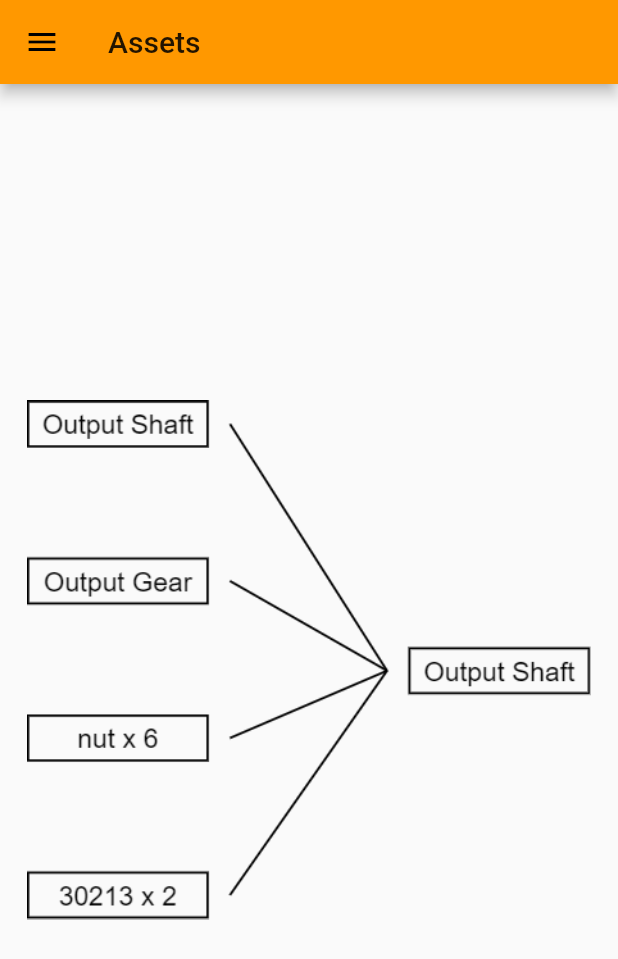
After one commit to kokuraxc/inventory, a Flutter app: the RelationshipScreen screen opened directly, on a phone screen of 412 x 824 dp. The commit adds this screen. Shown: the top 959 px of the screen. Run offline on Flutter 3.47's test engine with Material 2 defaults, Android fonts, the phone set to English and light mode, and no system bars; our stand-ins replace flutter_spinkit.

Commit message:
added output/input relationship screen, JUST A MOCKUP!

```diff
--- /dev/null
+++ b/lib/relationship.dart
@@ -0,0 +1,25 @@
+import 'package:flutter/material.dart';
+import 'package:inventory/drawer.dart';
+
+class RelationshipScreen extends StatefulWidget {
+  @override
+  _RelationshipScreenState createState() => _RelationshipScreenState();
+}
+
+class _RelationshipScreenState extends State<RelationshipScreen> {
+  @override
+  Widget build(BuildContext context) {
+    return Scaffold(
+      appBar: AppBar(
+        title: Text("Assets"),
+      ),
+      body: Center(
+        child: Padding(
+          padding: const EdgeInsets.all(18.0),
+          child: Image.asset('images/output_shaft_relationship.png'),
+        ),
+      ),
+      drawer: InventoryDrawer(),
+    );
+  }
+}
```
Also changed, not shown: lib/drawer.dart (+14 -2 lines), images/output_shaft_relationship.png (added).
